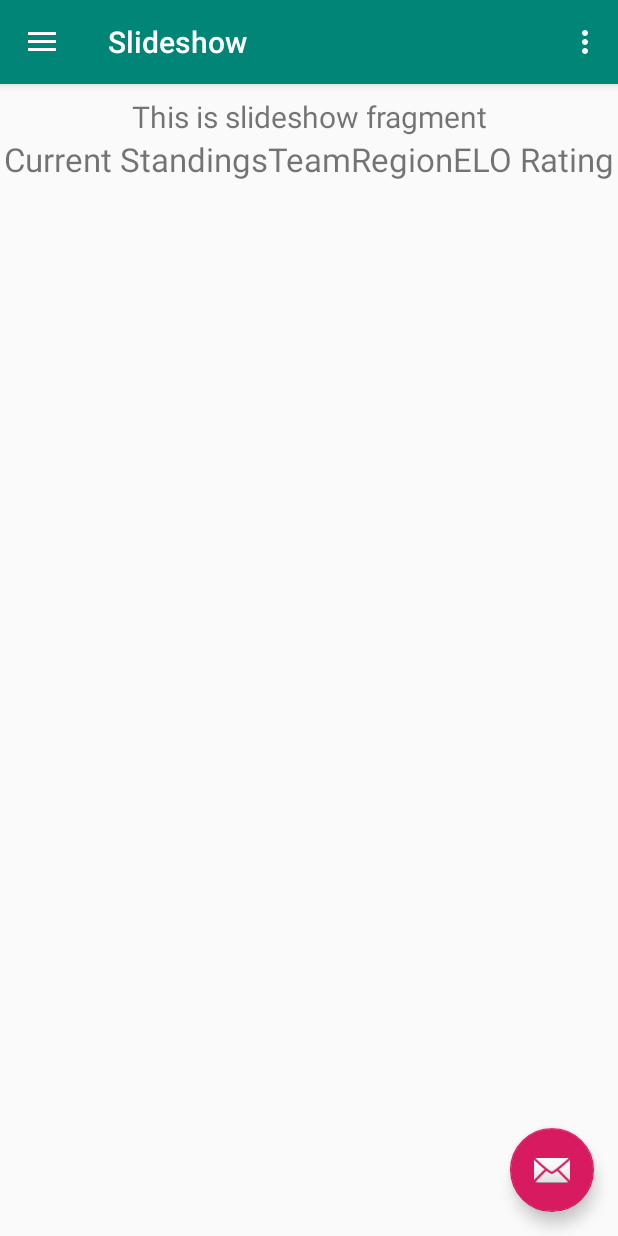
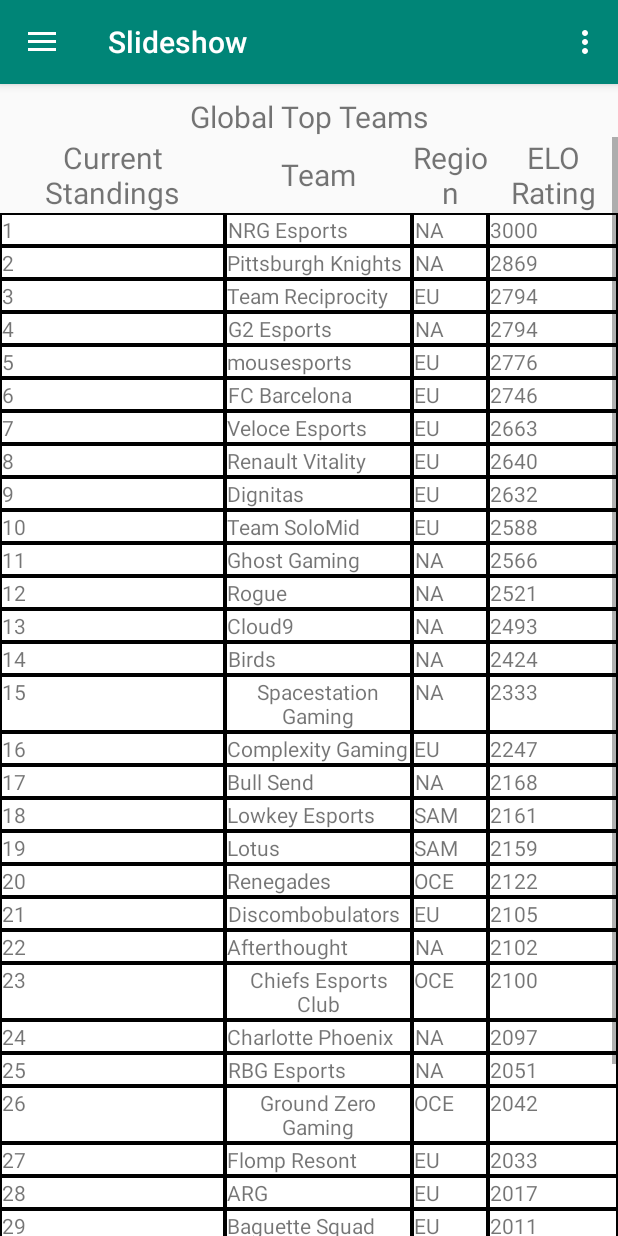
Before and after one commit to KWall1202/CS441_StatViewer, an Android app: the screen it shows after launch (MainActivity), in the side drawer, after a tap on "Slideshow", on a phone screen of 412 x 824 dp. Run offline under Robolectric (Android 15) with nearby library versions, the phone set to English and light mode, and no system bars; our stand-ins replace navigation-ui.

Commit message:
Fixed table crash, added borders to cells. Ready to extend data to other tables on other menus maybe!

```diff
--- a/app/src/main/java/com/example/cs441_statviewer/MainActivity.java
+++ b/app/src/main/java/com/example/cs441_statviewer/MainActivity.java
@@ -31,14 +31,6 @@ public class MainActivity extends AppCompatActivity {
         setContentView(R.layout.activity_main);
         Toolbar toolbar = findViewById(R.id.toolbar);
         setSupportActionBar(toolbar);
-        FloatingActionButton fab = findViewById(R.id.fab);
-        fab.setOnClickListener(new View.OnClickListener() {
-            @Override
-            public void onClick(View view) {
-                Snackbar.make(view, "Replace with your own action", Snackbar.LENGTH_LONG)
-                        .setAction("Action", null).show();
-            }
-        });
         DrawerLayout drawer = findViewById(R.id.drawer_layout);
         NavigationView navigationView = findViewById(R.id.nav_view);
         // Passing each menu ID as a set of Ids because each
--- a/app/src/main/java/com/example/cs441_statviewer/ui/slideshow/SlideshowFragment.java
+++ b/app/src/main/java/com/example/cs441_statviewer/ui/slideshow/SlideshowFragment.java
@@ -1,10 +1,13 @@
 package com.example.cs441_statviewer.ui.slideshow;
 
 import android.content.Context;
+import android.graphics.Color;
 import android.os.Bundle;
+import android.view.Gravity;
 import android.view.LayoutInflater;
 import android.view.View;
 import android.view.ViewGroup;
+import android.widget.LinearLayout;
 import android.widget.TableLayout;
 import android.widget.TableRow;
 import android.widget.TextView;
@@ -16,23 +19,15 @@ import androidx.lifecycle.Observer;
 import androidx.lifecycle.ViewModelProviders;
 
 import com.example.cs441_statviewer.R;
+import com.google.android.material.tabs.TabLayout;
+
+import org.w3c.dom.Text;
 
 public class SlideshowFragment extends Fragment {
 
-    private SlideshowViewModel slideshowViewModel;
-
     public View onCreateView(@NonNull LayoutInflater inflater,
                              ViewGroup container, Bundle savedInstanceState) {
-        slideshowViewModel =
-                ViewModelProviders.of(this).get(SlideshowViewModel.class);
         View root = inflater.inflate(R.layout.fragment_slideshow, container, false);
-        final TextView textView = root.findViewById(R.id.text_slideshow);
-        slideshowViewModel.getText().observe(this, new Observer<String>() {
-            @Override
-            public void onChanged(@Nullable String s) {
-                textView.setText(s);
-            }
-        });
 
         // Create array of teams
         // Create array of ELO ratings
@@ -42,32 +37,36 @@ public class SlideshowFragment extends Fragment {
         String[] elos = context.getResources().getStringArray(R.array.global_top_50_elos);
         TableLayout eloTable = root.findViewById(R.id.global_elo_table);
 
-        ViewGroup.LayoutParams textViewParams = new ViewGroup.LayoutParams(
-                ViewGroup.LayoutParams.WRAP_CONTENT,
-                ViewGroup.LayoutParams.MATCH_PARENT
-        );
 
-        for(int i=0; i < 1; i++) {
+        for(int i=0; i < teams.length; i++) {
             TableRow newRow = new TableRow(context);
-            TextView ranking = new TextView(context);
-            TextView teamName = new TextView(context);
-            TextView elo = new TextView(context);
-            TextView region = new TextView(context);
-            ranking.setText(Integer.toString(i+1));
-            ranking.setLayoutParams(textViewParams);
-            teamName.setText(teams[i]);
-            teamName.setLayoutParams(textViewParams);
-            region.setText(regions[i]);
-            region.setLayoutParams(textViewParams);
-            elo.setText(elos[i]);
-            elo.setLayoutParams(textViewParams);
-            newRow.addView(ranking);
-            newRow.addView(teamName);
-            newRow.addView(region);
-            newRow.addView(elo);
-            eloTable.addView(eloTable);
+            newRow.setBackgroundColor(Color.BLACK);
+            newRow.addView(makeFormattedTextView(Integer.toString(i+1)));
+            newRow.addView(makeFormattedTextView(teams[i]));
+            newRow.addView(makeFormattedTextView(regions[i]));
+            newRow.addView(makeFormattedTextView(elos[i]));
+            eloTable.addView(newRow);
         }
 
         return root;
     }
+
+    private LinearLayout makeFormattedTextView(String text) {
+        // Have to do layout params of Parent class!!
+        TableRow.LayoutParams rowParams = new TableRow.LayoutParams();
+        rowParams.width = TableRow.LayoutParams.MATCH_PARENT;
+        rowParams.height = TableRow.LayoutParams.MATCH_PARENT;
+        rowParams.setMargins(2,2,2,2);
+
+        LinearLayout layout = new LinearLayout(getContext());
+        layout.setBackgroundColor(Color.WHITE);
+        layout.setLayoutParams(rowParams);
+
+        TextView textView = new TextView(getContext());
+        layout.addView(textView);
+        textView.setGravity(Gravity.CENTER_HORIZONTAL);
+        textView.setText(text);
+
+        return layout;
+    }
 }
--- a/app/src/main/res/layout/app_bar_main.xml
+++ b/app/src/main/res/layout/app_bar_main.xml
@@ -22,12 +22,5 @@
 
     <include layout="@layout/content_main" />
 
-    <com.google.android.material.floatingactionbutton.FloatingActionButton
-        android:id="@+id/fab"
-        android:layout_width="wrap_content"
-        android:layout_height="wrap_content"
-        android:layout_gravity="bottom|end"
-        android:layout_margin="@dimen/fab_margin"
-        app:srcCompat="@android:drawable/ic_dialog_email" />
 
 </androidx.coordinatorlayout.widget.CoordinatorLayout>
--- a/app/src/main/res/layout/fragment_slideshow.xml
+++ b/app/src/main/res/layout/fragment_slideshow.xml
@@ -19,6 +19,7 @@
         android:layout_marginEnd="8dp"
         android:textAlignment="center"
         android:textSize="20sp"
+        android:text="@string/global_elo_title"
         app:layout_constraintEnd_toEndOf="parent"
         app:layout_constraintStart_toStartOf="parent"
         app:layout_constraintTop_toTopOf="parent" />
--- a/app/src/main/res/values/dimens.xml
+++ b/app/src/main/res/values/dimens.xml
@@ -5,5 +5,5 @@
     <dimen name="nav_header_vertical_spacing">8dp</dimen>
     <dimen name="nav_header_height">176dp</dimen>
     <dimen name="fab_margin">16dp</dimen>
-    <dimen name="table_font_size">22sp</dimen>
+    <dimen name="table_font_size">20sp</dimen>
 </resources>
--- a/app/src/main/res/values/strings.xml
+++ b/app/src/main/res/values/strings.xml
@@ -30,6 +30,7 @@
         <item>Birds N Bees</item>
     </string-array>
 
+    <string name="global_elo_title">Global Top Teams</string>
     <string-array name="global_top_50_teams">
         <item>NRG Esports</item>
         <item>Pittsburgh Knights</item>
```
